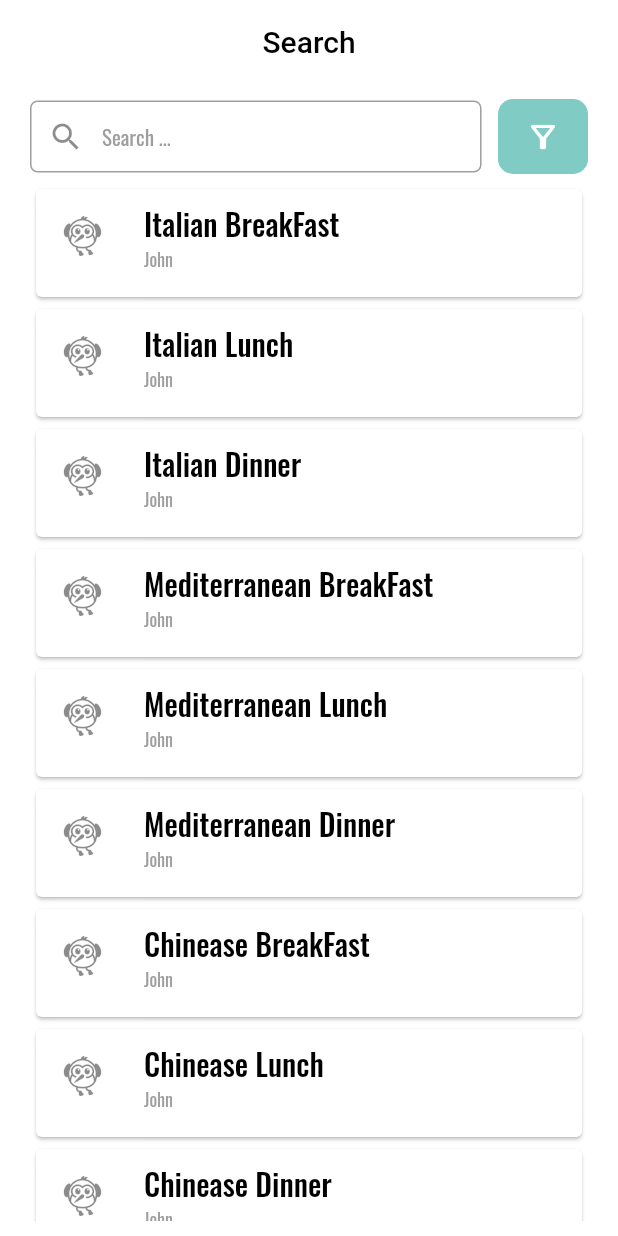
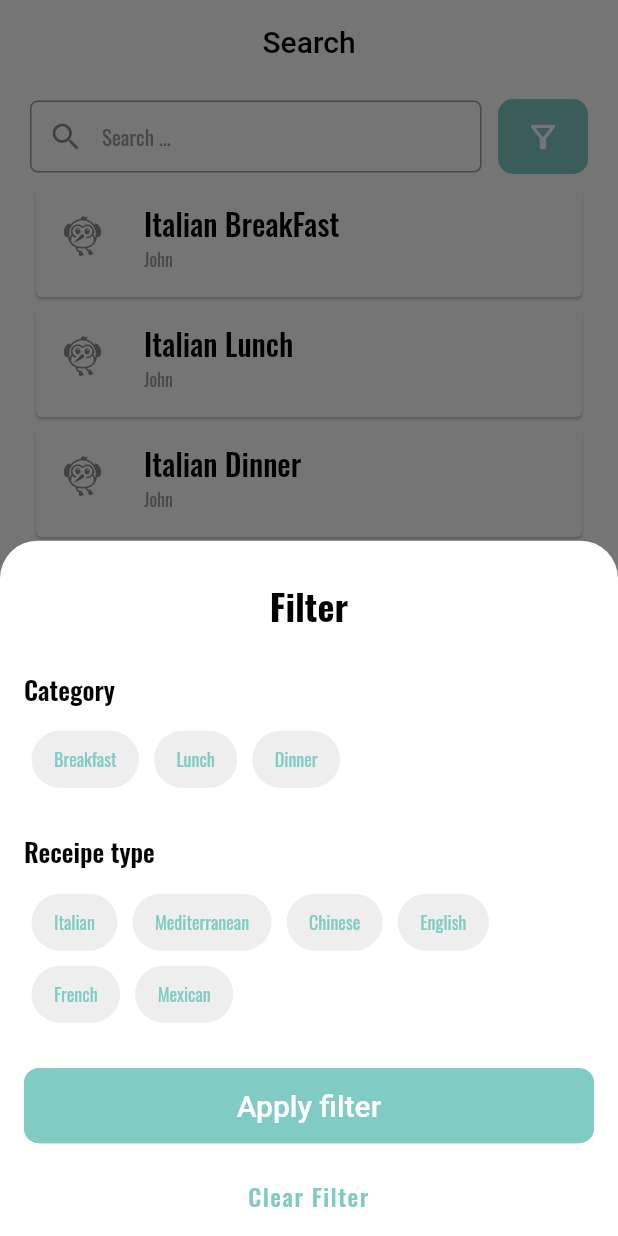
Before and after one commit to BasitCh/recipely, a Flutter app: the SearchScreen screen opened by its route, after a tap on the "filter alt" icon, on a phone screen of 412 x 824 dp. Run offline on Flutter 3.47's test engine with Material 2 defaults, Android fonts, the phone set to English and light mode, and no system bars; our stand-ins replace bloc, firebase_auth, firebase_core, firebase_crashlytics, flutter_bloc, flutter_screenutil and 6 more; accounts and stored records are empty.

Commit message:
feat[bottom-sheet]: filters bottom sheet added

```diff
--- a/lib/presentation/search/search_screen.dart
+++ b/lib/presentation/search/search_screen.dart
@@ -1,6 +1,7 @@
 import 'package:flutter/material.dart';
 import 'package:flutter_bloc/flutter_bloc.dart';
 import 'package:recipely/application/search_bloc/search_bloc.dart';
+import 'package:recipely/presentation/search/widgets/filter_sheet.dart';
 import 'package:recipely/shared/extensions/number_extensions.dart';
 import 'package:recipely/shared/widgets/standard_text.dart';
 import 'package:recipely/shared/widgets/standard_textfield.dart';
@@ -109,7 +110,22 @@ class _SearchScreenState extends State<SearchScreen> {
                                               Icons.filter_alt_outlined,
                                               color: Colors.white,
                                             ),
-                                            onPressed: () {},
+                                            onPressed: () {
+                                              showModalBottomSheet(
+                                                  context: context,
+                                                  shape:
+                                                      const RoundedRectangleBorder(
+                                                    borderRadius:
+                                                        BorderRadius.vertical(
+                                                            top:
+                                                                Radius.circular(
+                                                                    25.0)),
+                                                  ),
+                                                  backgroundColor: Colors.white,
+                                                  builder: (context) {
+                                                    return const FilterSheet();
+                                                  });
+                                            },
                                           ),
                                         )
                                       ],
--- /dev/null
+++ b/lib/presentation/search/widgets/filter_sheet.dart
@@ -0,0 +1,130 @@
+import 'package:flutter/cupertino.dart';
+import 'package:flutter/material.dart';
+import 'package:recipely/infrastructure/search/search_data_service.dart';
+import 'package:recipely/shared/extensions/media_query.dart';
+import 'package:recipely/shared/extensions/number_extensions.dart';
+import 'package:recipely/shared/widgets/app_button_widget.dart';
+import 'package:recipely/shared/widgets/standard_text.dart';
+
+class FilterSheet extends StatefulWidget {
+  const FilterSheet({super.key});
+
+  @override
+  State<FilterSheet> createState() => _FilterSheetState();
+}
+
+class _FilterSheetState extends State<FilterSheet> {
+  List<int> selectedIndex = [];
+  @override
+  Widget build(BuildContext context) {
+    return SingleChildScrollView(
+      child: Padding(
+        padding: const EdgeInsets.symmetric(horizontal: 16, vertical: 10),
+        child: Column(
+          crossAxisAlignment: CrossAxisAlignment.start,
+          children: [
+            15.verticalGap,
+            Center(
+              child: StandardText.headline3(
+                context,
+                'Filter',
+                align: TextAlign.center,
+              ),
+            ),
+            25.verticalGap,
+            StandardText.headline5(context, 'Category'),
+            10.verticalGap,
+            Wrap(
+              children: [
+                ...List.generate(
+                  categories.length,
+                  (index) => GestureDetector(
+                    onTap: () {
+                      setState(() {
+                        selectedIndex.add(index);
+                      });
+                    },
+                    child: Container(
+                      margin: const EdgeInsets.all(5),
+                      decoration: BoxDecoration(
+                        color: selectedIndex.contains(index)
+                            ? Colors.teal.shade200
+                            : Colors.grey.shade200,
+                        borderRadius: BorderRadius.circular(50),
+                      ),
+                      padding: const EdgeInsets.symmetric(
+                          vertical: 10, horizontal: 15),
+                      child: StandardText.body2(
+                        context,
+                        categories[index].name,
+                        color: selectedIndex.contains(index)
+                            ? Colors.white
+                            : Colors.teal.shade200,
+                      ),
+                    ),
+                  ),
+                )
+              ],
+            ),
+            25.verticalGap,
+            StandardText.headline5(context, 'Receipe type'),
+            10.verticalGap,
+            Wrap(
+              children: [
+                ...List.generate(
+                  cusines.length,
+                  (index) => GestureDetector(
+                    onTap: () {
+                      setState(() {
+                        selectedIndex.add(index);
+                      });
+                    },
+                    child: Container(
+                      margin: const EdgeInsets.all(5),
+                      decoration: BoxDecoration(
+                        color: selectedIndex.contains(index)
+                            ? Colors.teal.shade200
+                            : Colors.grey.shade200,
+                        borderRadius: BorderRadius.circular(50),
+                      ),
+                      padding: const EdgeInsets.symmetric(
+                          vertical: 10, horizontal: 15),
+                      child: StandardText.body2(
+                        context,
+                        cusines[index].name,
+                        color: selectedIndex.contains(index)
+                            ? Colors.white
+                            : Colors.teal.shade200,
+                      ),
+                    ),
+                  ),
+                )
+              ],
+            ),
+            25.verticalGap,
+            AppButton(
+              width: context.width,
+              text: 'Apply filter',
+              color: Colors.teal.shade200,
+              radius: 10,
+              onPressed: () {},
+            ),
+            15.verticalGap,
+            Center(
+              child: InkWell(
+                onTap: () {},
+                child: Padding(
+                  padding: const EdgeInsets.all(8.0),
+                  child: StandardText.button(
+                    'Clear Filter',
+                    color: Colors.teal.shade200,
+                  ),
+                ),
+              ),
+            )
+          ],
+        ),
+      ),
+    );
+  }
+}
```
